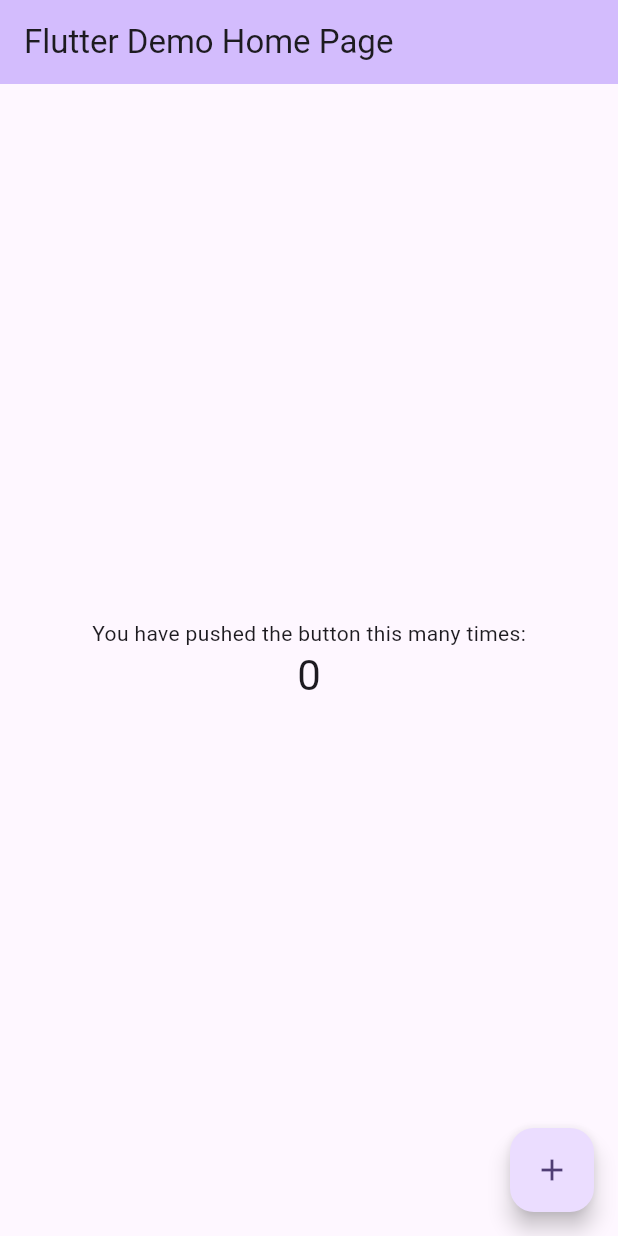
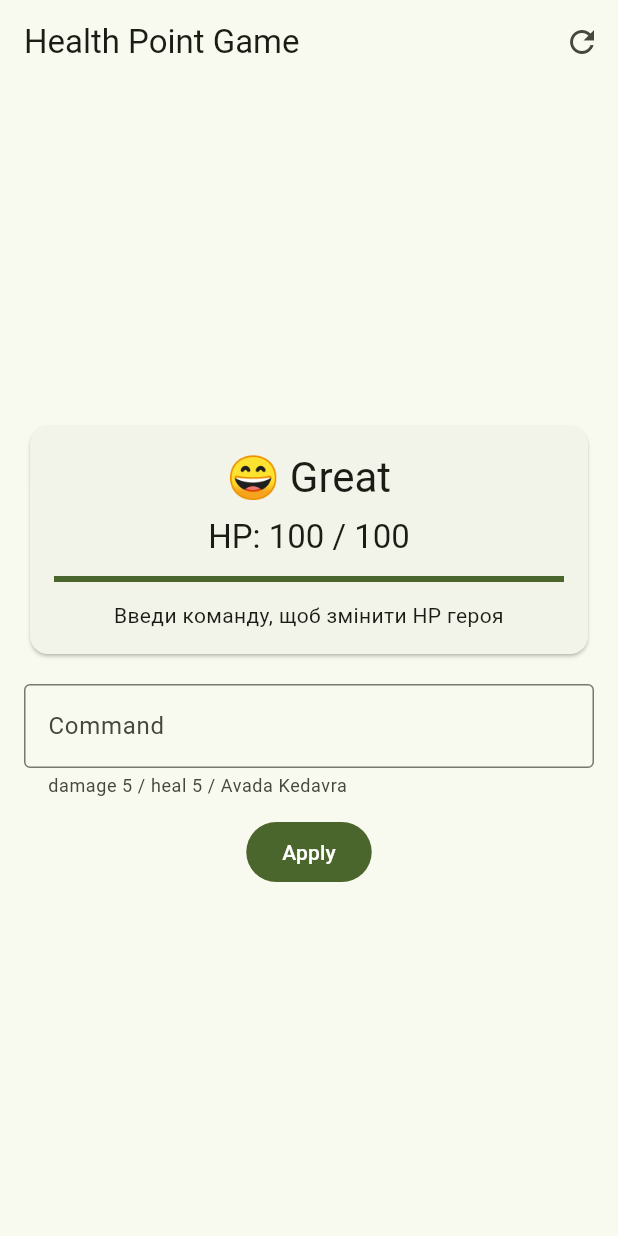
Before and after one commit to VitaliiDTS/health-point-game, a Flutter app: the screen it shows after launch, on a phone screen of 412 x 824 dp. Run offline on Flutter 3.47's test engine with Material 3 defaults, Android fonts, the phone set to English and light mode, and no system bars.

Commit message:
feat: add game screen and logic

```diff
--- a/lib/main.dart
+++ b/lib/main.dart
@@ -1,4 +1,5 @@
 import 'package:flutter/material.dart';
+import 'package:health_point_game/pages/hp_game_page.dart';
 
 void main() {
   runApp(const MyApp());
@@ -7,116 +8,15 @@ void main() {
 class MyApp extends StatelessWidget {
   const MyApp({super.key});
 
-  // This widget is the root of your application.
   @override
   Widget build(BuildContext context) {
     return MaterialApp(
-      title: 'Flutter Demo',
+      title: 'Health Point Game',
       theme: ThemeData(
-        // This is the theme of your application.
-        //
-        // TRY THIS: Try running your application with "flutter run". You'll see
-        // the application has a purple toolbar. Then, without quitting the app,
-        // try changing the seedColor in the colorScheme below to Colors.green
-        // and then invoke "hot reload" (save your changes or press the "hot
-        // reload" button in a Flutter-supported IDE, or press "r" if you used
-        // the command line to start the app).
-        //
-        // Notice that the counter didn't reset back to zero; the application
-        // state is not lost during the reload. To reset the state, use hot
-        // restart instead.
-        //
-        // This works for code too, not just values: Most code changes can be
-        // tested with just a hot reload.
-        colorScheme: .fromSeed(seedColor: Colors.deepPurple),
+        colorScheme: ColorScheme.fromSeed(seedColor: Colors.lightGreen),
+        useMaterial3: true,
       ),
-      home: const MyHomePage(title: 'Flutter Demo Home Page'),
+      home: const HpGamePage(),
     );
   }
 }
-
-class MyHomePage extends StatefulWidget {
-  const MyHomePage({required this.title, super.key});
-
-  // This widget is the home page of your application. It is stateful, meaning
-  // that it has a State object (defined below) that contains fields that affect
-  // how it looks.
-
-  // This class is the configuration for the state. It holds the values (in this
-  // case the title) provided by the parent (in this case the App widget) and
-  // used by the build method of the State. Fields in a Widget subclass are
-  // always marked "final".
-
-  final String title;
-
-  @override
-  State<MyHomePage> createState() => _MyHomePageState();
-}
-
-class _MyHomePageState extends State<MyHomePage> {
-  int _counter = 0;
-
-  void _incrementCounter() {
-    setState(() {
-      // This call to setState tells the Flutter framework that something has
-      // changed in this State, which causes it to rerun the build method below
-      // so that the display can reflect the updated values. If we changed
-      // _counter without calling setState(), then the build method would not be
-      // called again, and so nothing would appear to happen.
-      _counter++;
-    });
-  }
-
-  @override
-  Widget build(BuildContext context) {
-    // This method is rerun every time setState is called, for instance as done
-    // by the _incrementCounter method above.
-    //
-    // The Flutter framework has been optimized to make rerunning build methods
-    // fast, so that you can just rebuild anything that needs updating rather
-    // than having to individually change instances of widgets.
-    return Scaffold(
-      appBar: AppBar(
-        // TRY THIS: Try changing the color here to a specific color (to
-        // Colors.amber, perhaps?) and trigger a hot reload to see the AppBar
-        // change color while the other colors stay the same.
-        backgroundColor: Theme.of(context).colorScheme.inversePrimary,
-        // Here we take the value from the MyHomePage object that was created by
-        // the App.build method, and use it to set our appbar title.
-        title: Text(widget.title),
-      ),
-      body: Center(
-        // Center is a layout widget. It takes a single child and positions it
-        // in the middle of the parent.
-        child: Column(
-          // Column is also a layout widget. It takes a list of children and
-          // arranges them vertically. By default, it sizes itself to fit its
-          // children horizontally, and tries to be as tall as its parent.
-          //
-          // Column has various properties to control how it sizes itself and
-          // how it positions its children. Here we use mainAxisAlignment to
-          // center the children vertically; the main axis here is the vertical
-          // axis because Columns are vertical (the cross axis would be
-          // horizontal).
-          //
-          // TRY THIS: Invoke "debug painting" (choose the "Toggle Debug Paint"
-          // action in the IDE, or press "p" in the console), to see the
-          // wireframe for each widget.
-          mainAxisAlignment: .center,
-          children: [
-            const Text('You have pushed the button this many times:'),
-            Text(
-              '$_counter',
-              style: Theme.of(context).textTheme.headlineMedium,
-            ),
-          ],
-        ),
-      ),
-      floatingActionButton: FloatingActionButton(
-        onPressed: _incrementCounter,
-        tooltip: 'Increment',
-        child: const Icon(Icons.add),
-      ),
-    );
-  }
-}
--- /dev/null
+++ b/lib/pages/hp_game_page.dart
@@ -0,0 +1,144 @@
+import 'package:flutter/material.dart';
+import 'package:health_point_game/widgets/command_input.dart';
+import 'package:health_point_game/widgets/hero_status_card.dart';
+
+class HpGamePage extends StatefulWidget {
+  const HpGamePage({super.key});
+
+  @override
+  State<HpGamePage> createState() => _HpGamePageState();
+}
+
+class _HpGamePageState extends State<HpGamePage> {
+  static const int _maxHp = 100;
+
+  final TextEditingController _controller = TextEditingController();
+
+  int _hp = _maxHp;
+  String? _errorText;
+  String _message = 'Введи команду, щоб змінити HP героя';
+
+  @override
+  void dispose() {
+    _controller.dispose();
+    super.dispose();
+  }
+
+  void _reset() {
+    setState(() {
+      _hp = _maxHp;
+      _errorText = null;
+      _message = 'HP повернуто до $_maxHp.';
+      _controller.clear();
+    });
+  }
+
+  void _applyCommand() {
+    final raw = _controller.text.trim();
+
+    if (raw.isEmpty) {
+      setState(() => _errorText = 'Введи команду: damage 10 / heal 5');
+      return;
+    }
+
+    if (raw.toLowerCase() == 'avada kedavra') {
+      setState(() {
+        _hp = 0;
+        _errorText = null;
+        _message = 'Avada Kedavra! Вклонися Темному Лорду';
+        _controller.clear();
+      });
+      ScaffoldMessenger.of(context).showSnackBar(
+        const SnackBar(content: Text('Avada Kedavra!')),
+      );
+      return;
+    }
+
+    final parts = raw.split(RegExp(r'\s+'));
+    if (parts.length != 2) {
+      setState(() => _errorText = 'Невірний формат. Приклад: damage 12');
+      return;
+    }
+
+    final command = parts[0].toLowerCase();
+    final value = int.tryParse(parts[1]);
+
+    if (value == null || value <= 0) {
+      setState(() => _errorText = 'Число має бути цілим і > 0.');
+      return;
+    }
+
+    if (_hp == 0) {
+      setState(() => _errorText = 'Герой мертвий :(');
+      return;
+    }
+
+    switch (command) {
+      case 'damage':
+        setState(() {
+          _hp = (_hp - value).clamp(0, _maxHp);
+          _errorText = null;
+          _message = 'Отримано $value Шкоди';
+        });
+
+      case 'heal':
+        setState(() {
+          _hp = (_hp + value).clamp(0, _maxHp);
+          _errorText = null;
+          _message = 'Поліковано на $value';
+        });
+
+      default:
+        setState(() => _errorText = 'Невідома команда. Використай damage/heal/reset');
+        return;
+    }
+
+    _controller.clear();
+    if (_hp == 0) {
+      ScaffoldMessenger.of(context).showSnackBar(
+        const SnackBar(content: Text('Game over')),
+      );
+    }
+  }
+
+  @override
+  Widget build(BuildContext context) {
+    return Scaffold(
+      appBar: AppBar(
+        title: const Text('Health Point Game'),
+        actions: [
+          IconButton(
+            tooltip: 'Reset',
+            onPressed: _reset,
+            icon: const Icon(Icons.refresh),
+          ),
+        ],
+      ),
+      body: Center(
+        child: Padding(
+          padding: const EdgeInsets.all(16),
+          child: ConstrainedBox(
+            constraints: const BoxConstraints(maxWidth: 520),
+            child: Column(
+              mainAxisAlignment: MainAxisAlignment.center,
+              children: [
+                HeroStatusCard(
+                  hp: _hp,
+                  maxHp: _maxHp,
+                  message: _message,
+                ),
+                const SizedBox(height: 16),
+                CommandInput(
+                  controller: _controller,
+                  errorText: _errorText,
+                  onApply: _applyCommand,
+                ),
+                const SizedBox(height: 8),
+              ],
+            ),
+          ),
+        ),
+      ),
+    );
+  }
+}
--- /dev/null
+++ b/lib/widgets/command_input.dart
@@ -0,0 +1,34 @@
+import 'package:flutter/material.dart';
+
+class CommandInput extends StatelessWidget {
+  const CommandInput({
+    required this.controller,
+    required this.onApply,
+    this.errorText,
+    super.key,
+  });
+
+  final TextEditingController controller;
+  final VoidCallback onApply;
+  final String? errorText;
+
+  @override
+  Widget build(BuildContext context) {
+    return Column(
+      children: [
+        TextField(
+          controller: controller,
+          decoration: InputDecoration(
+            labelText: 'Command',
+            helperText: 'damage 5 / heal 5 / Avada Kedavra',
+            errorText: errorText,
+            border: const OutlineInputBorder(),
+          ),
+          onSubmitted: (_) => onApply(),
+        ),
+        const SizedBox(height: 12),
+        FilledButton(onPressed: onApply, child: const Text('Apply')),
+      ],
+    );
+  }
+}
--- /dev/null
+++ b/lib/widgets/hero_status_card.dart
@@ -0,0 +1,54 @@
+import 'package:flutter/material.dart';
+
+class HeroStatusCard extends StatelessWidget {
+  const HeroStatusCard({
+    required this.hp,
+    required this.maxHp,
+    required this.message,
+    super.key,
+  });
+
+  final int hp;
+  final int maxHp;
+  final String message;
+
+  ({String emoji, String label}) _statusForHp(int hpValue) {
+    if (hpValue == 0) return (emoji: '💀', label: 'Dead');
+    if (hpValue <= 19) return (emoji: '😵', label: 'Critical');
+    if (hpValue <= 49) return (emoji: '😣', label: 'Hurt');
+    if (hpValue <= 79) return (emoji: '🙂', label: 'Okay');
+    return (emoji: '😄', label: 'Great');
+  }
+
+  @override
+  Widget build(BuildContext context) {
+    final status = _statusForHp(hp);
+    final hpPercent = hp / maxHp;
+
+    return Card(
+      child: Padding(
+        padding: const EdgeInsets.all(16),
+        child: Column(
+          children: [
+            Text(
+              '${status.emoji} ${status.label}',
+              style: Theme.of(context).textTheme.headlineMedium,
+            ),
+            const SizedBox(height: 8),
+            Text(
+              'HP: $hp / $maxHp',
+              style: Theme.of(context).textTheme.titleLarge,
+            ),
+            const SizedBox(height: 12),
+            LinearProgressIndicator(value: hpPercent),
+            const SizedBox(height: 12),
+            Text(
+              message,
+              textAlign: TextAlign.center,
+            ),
+          ],
+        ),
+      ),
+    );
+  }
+}
```
